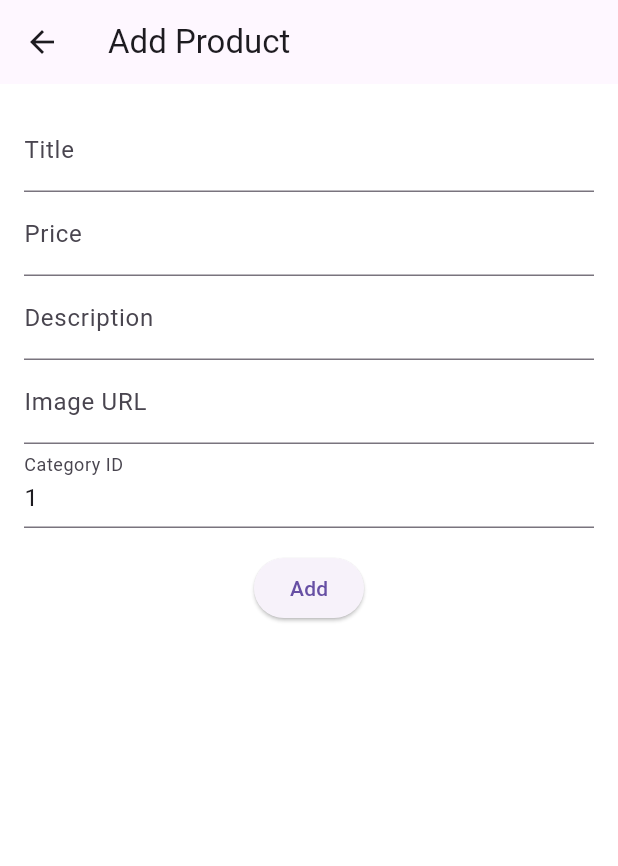
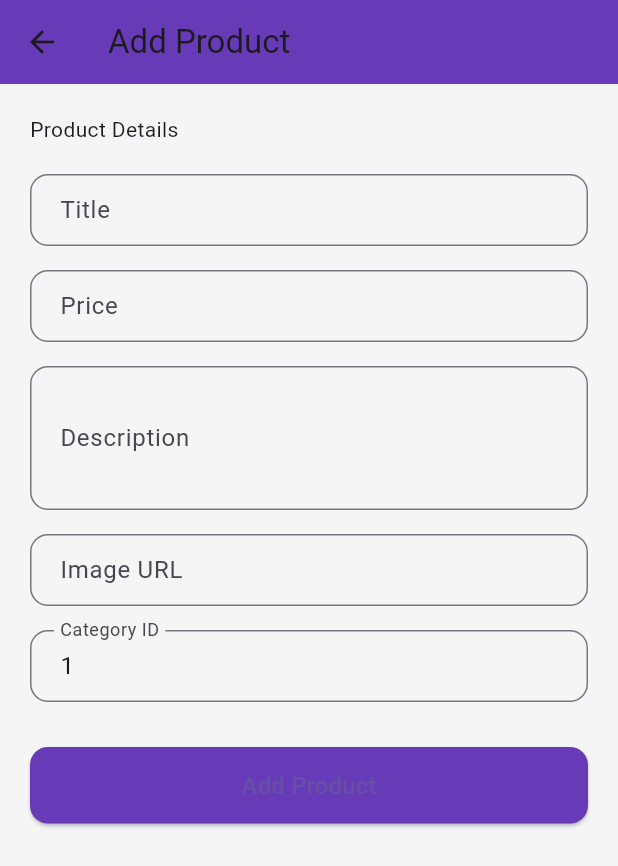
Before and after one commit to ThaiTuThien/KTCKWeb, a Flutter app: the EditProductScreen screen opened directly, on a phone screen of 412 x 824 dp. Shown: the top 866 px of the screen. Run offline on Flutter 3.47's test engine with Material 3 defaults, Android fonts, the phone set to English and light mode, and no system bars; network calls fail.

Commit message:
Refactor EditProductScreen: enhance UI with improved input decoration, add spacing, and update button styling for better user experience.

```diff
--- a/lib/screens/edit_product.dart
+++ b/lib/screens/edit_product.dart
@@ -28,10 +28,18 @@ class _AddEditProductScreenState extends State<EditProductScreen> {
       _priceController.text = widget.product!.price.toString();
       _descriptionController.text = widget.product!.description;
       _imageController.text = widget.product!.image;
-      _categoryIdController.text = '1'; // Giả sử categoryId, có thể lấy từ product.category
+      _categoryIdController.text = '1'; // giả định
     } else {
-      _categoryIdController.text = '1'; // Mặc định categoryId là 1
+      _categoryIdController.text = '1';
     }
+  }
+
+  InputDecoration _inputDecoration(String label) {
+    return InputDecoration(
+      labelText: label,
+      border: OutlineInputBorder(borderRadius: BorderRadius.circular(12)),
+      contentPadding: EdgeInsets.symmetric(horizontal: 16, vertical: 12),
+    );
   }
 
   @override
@@ -39,43 +47,64 @@ class _AddEditProductScreenState extends State<EditProductScreen> {
     final provider = Provider.of<ProductProvider>(context);
 
     return Scaffold(
-      backgroundColor: Colors.white,
-      appBar: AppBar(title: Text(widget.product == null ? 'Add Product' : 'Edit Product')),
-      body: Padding(
-        padding: EdgeInsets.all(16.0),
+      backgroundColor: Colors.grey[100],
+      appBar: AppBar(
+        title: Text(widget.product == null ? 'Add Product' : 'Edit Product'),
+        backgroundColor: Colors.deepPurple,
+      ),
+      body: SingleChildScrollView(
+        padding: EdgeInsets.all(20),
         child: Form(
           key: _formKey,
           child: Column(
+            crossAxisAlignment: CrossAxisAlignment.start,
             children: [
+              Text("Product Details"),
+              SizedBox(height: 20),
               TextFormField(
                 controller: _titleController,
-                decoration: InputDecoration(labelText: 'Title'),
+                decoration: _inputDecoration('Title'),
                 validator: (value) => value!.isEmpty ? 'Enter title' : null,
               ),
+              SizedBox(height: 16),
               TextFormField(
                 controller: _priceController,
-                decoration: InputDecoration(labelText: 'Price'),
+                decoration: _inputDecoration('Price'),
                 keyboardType: TextInputType.number,
                 validator: (value) => value!.isEmpty ? 'Enter price' : null,
               ),
+              SizedBox(height: 16),
               TextFormField(
                 controller: _descriptionController,
-                decoration: InputDecoration(labelText: 'Description'),
+                decoration: _inputDecoration('Description'),
+                maxLines: 3,
                 validator: (value) => value!.isEmpty ? 'Enter description' : null,
               ),
+              SizedBox(height: 16),
               TextFormField(
                 controller: _imageController,
-                decoration: InputDecoration(labelText: 'Image URL'),
+                decoration: _inputDecoration('Image URL'),
                 validator: (value) => value!.isEmpty ? 'Enter image URL' : null,
               ),
+              SizedBox(height: 16),
               TextFormField(
                 controller: _categoryIdController,
-                decoration: InputDecoration(labelText: 'Category ID'),
+                decoration: _inputDecoration('Category ID'),
                 keyboardType: TextInputType.number,
                 validator: (value) => value!.isEmpty ? 'Enter category ID' : null,
               ),
-              SizedBox(height: 16),
-              ElevatedButton(
+              SizedBox(height: 30),
+              Center(
+                child: SizedBox(
+                  width: double.infinity,
+                  child: ElevatedButton(
+                    style: ElevatedButton.styleFrom(
+                      padding: EdgeInsets.symmetric(vertical: 14),
+                      backgroundColor: Colors.deepPurple,
+                      shape: RoundedRectangleBorder(
+                        borderRadius: BorderRadius.circular(12),
+                      ),
+                    ),
                     onPressed: () {
                       if (_formKey.currentState!.validate()) {
                         final productData = {
@@ -93,7 +122,12 @@ class _AddEditProductScreenState extends State<EditProductScreen> {
                         Navigator.pop(context);
                       }
                     },
-                child: Text(widget.product == null ? 'Add' : 'Update'),
+                    child: Text(
+                      widget.product == null ? 'Add Product' : 'Update Product',
+                      style: TextStyle(fontSize: 16),
+                    ),
+                  ),
+                ),
               ),
             ],
           ),
```
Lines whose indentation alone changed are shown as unchanged.
